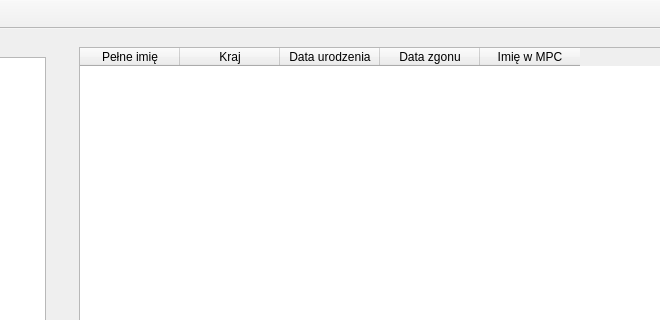
Qt form application/gui/mainwindow.ui (Ztrk/database-project) before a commit; both pictures show x 219 to 879 and y 0 to 320 of the 1108 by 646 pixel window.
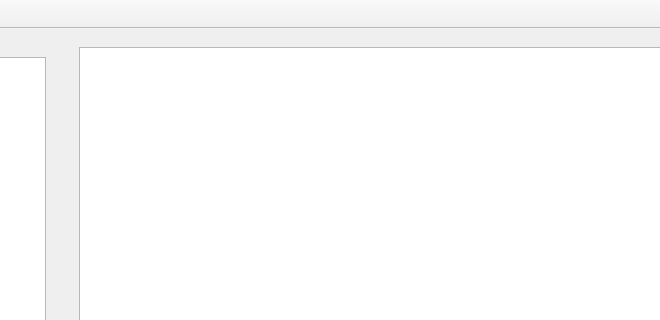
The same form after that commit. The open tabs and pages were chosen to show the change.

Commit message: Add model class for astronomer

The edit to the form file:
```diff
--- a/application/gui/mainwindow.ui
+++ b/application/gui/mainwindow.ui
@@ -519,36 +519,7 @@
       <widget class="QWidget" name="astronomers_page">
        <layout class="QVBoxLayout" name="verticalLayout_8">
         <item>
-         <widget class="QTableWidget" name="astronomers_table">
-          <attribute name="verticalHeaderVisible">
-           <bool>false</bool>
-          </attribute>
-          <column>
-           <property name="text">
-            <string>Pełne imię</string>
-           </property>
-          </column>
-          <column>
-           <property name="text">
-            <string>Kraj</string>
-           </property>
-          </column>
-          <column>
-           <property name="text">
-            <string>Data urodzenia</string>
-           </property>
-          </column>
-          <column>
-           <property name="text">
-            <string>Data zgonu</string>
-           </property>
-          </column>
-          <column>
-           <property name="text">
-            <string>Imię w MPC</string>
-           </property>
-          </column>
-         </widget>
+         <widget class="QTableView" name="astronomers_table"/>
         </item>
        </layout>
       </widget>
```
The commit also changes 2 other files.
